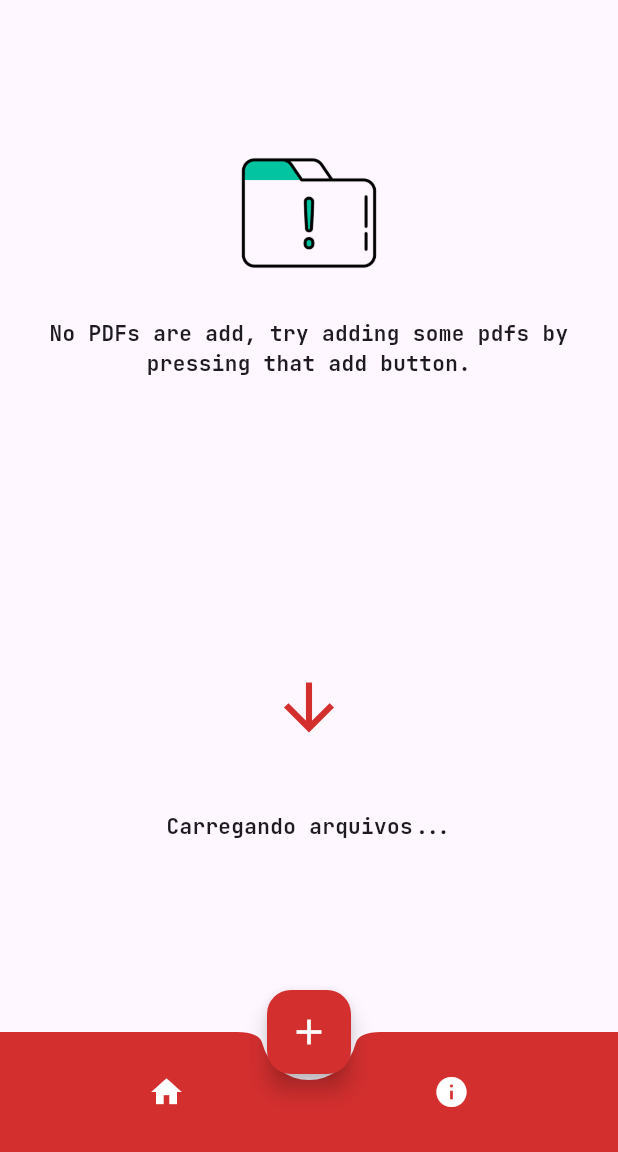
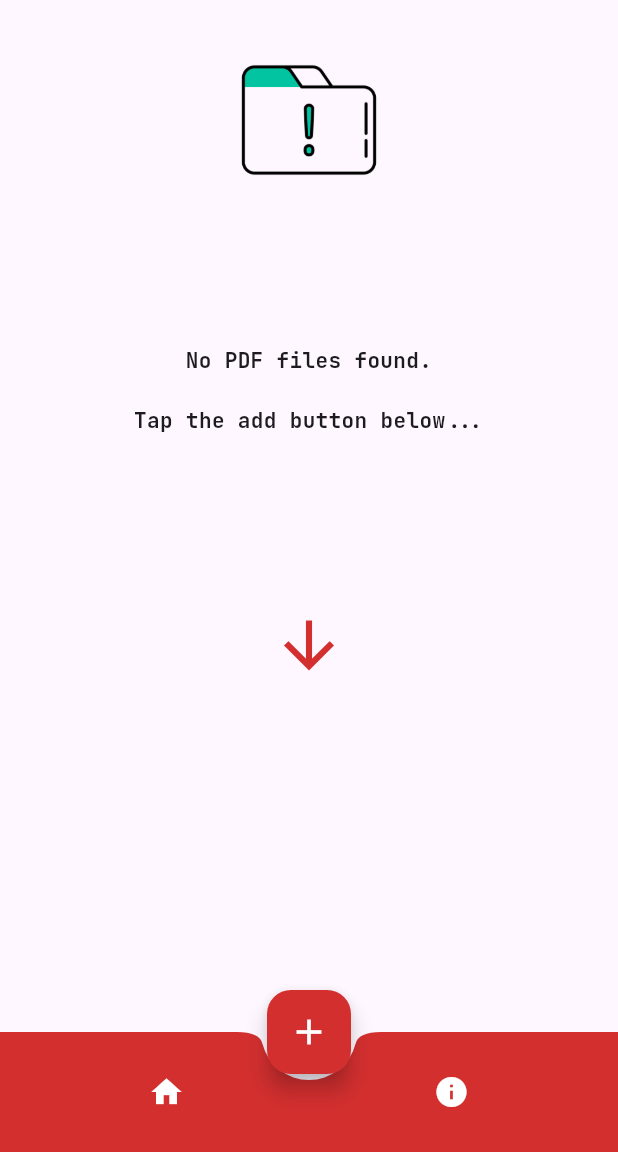
Before and after one commit to Victor-Zarzar/pdf-reader, a Flutter app: the screen it shows after launch, on a phone screen of 412 x 824 dp, the part 84-1236 px from its top. Run offline on Flutter 3.47's test engine with Material 3 defaults, Android fonts, the phone set to English and light mode, and no system bars; our stand-ins replace easy_localization, file_picker, google_fonts; missing offline and left inert: syncfusion_flutter_pdfviewer.

Commit message:
Chore: update package and refactor homepage components

```diff
--- a/assets/translations/en-US.json
+++ b/assets/translations/en-US.json
@@ -3,7 +3,9 @@
     "open_pdf": "Open PDF",
     "icon_add": "Add PDF icon",
     "image_home": "Image of a folder with no files open.",
-    "about_home": "No PDFs are add, try adding some pdfs by pressing that add button.",
+    "about_home": "No PDF files found.",
+    "about_home_two": "Tap the add button below...",
+    "arrow_icon": "Arrow that indicates the add button below.",
     "info_home": "Home icon",
     "info_icon": "Info icon",
     "text_button": "Browse PDF File",
--- a/assets/translations/es.json
+++ b/assets/translations/es.json
@@ -3,7 +3,9 @@
     "open_pdf": "Abrir PDF",
     "icon_add": "Agregar icono de PDF",
     "image_home": "Imagen de una carpeta sin archivos abiertos.",
-    "about_home": "No se agregan archivos PDF, intente agregar algunos archivos PDF presionando el botón Agregar.",
+    "about_home": "No se encontraron archivos PDF.",
+    "about_home_two": "Toque el botón Agregar a continuación...",
+    "arrow_icon": "Flecha que indica el botón Agregar debajo.",
     "info_home": "Icono de inicio",
     "info_icon": "Ícono de información",
     "text_button": "Buscar archivo PDF",
--- a/assets/translations/pt-BR.json
+++ b/assets/translations/pt-BR.json
@@ -3,7 +3,9 @@
     "open_pdf": "Abrir PDF",
     "icon_add": "Icone adicionar PDF",
     "image_home": "Imagem de uma pasta sem nenhum arquivo aberto.",
-    "about_home": "Nenhum PDF foi adicionado, tente adicionar alguns PDFs pressionando o botão adicionar.",
+    "about_home": "Nenhum arquivo PDF encontrado.",
+    "about_home_two": "Toque no botão adicionar abaixo...",
+    "arrow_icon": "Seta que indica o botão adicionar abaixo.",
     "info_home": "Icone da página inicial",
     "info_icon": "Incone de informações",
     "text_button": "Procurar Arquivo PDF",
--- a/lib/main.dart
+++ b/lib/main.dart
@@ -32,6 +32,9 @@ class _MyAppState extends State<MyApp> {
   @override
   Widget build(BuildContext context) {
     return MaterialApp(
+      theme: ThemeData(
+        useMaterial3: true,
+      ),
       debugShowCheckedModeBanner: false,
       title: "PDF Reader",
       localizationsDelegates: context.localizationDelegates,
--- a/lib/pages/HomePage/home_page.dart
+++ b/lib/pages/HomePage/home_page.dart
@@ -26,13 +26,11 @@ class _HomePageState extends State<HomePage>
     super.initState();
     _loadDownloadPath();
 
-    // Inicializando o AnimationController
     _controller = AnimationController(
       duration: const Duration(seconds: 2),
       vsync: this,
     )..repeat(reverse: true);
 
-    // Definindo a animação de mover a seta de cima para baixo
     _animation = Tween<Offset>(
       begin: const Offset(0, -0.5),
       end: const Offset(0, 0.1),
@@ -161,48 +159,12 @@ class _HomePageState extends State<HomePage>
           ],
         ),
       ),
-      body: downloadPath == null
-          ? Column(
+      body: SingleChildScrollView(
+        child: Padding(
+          padding: const EdgeInsets.all(30.0),
+          child: Column(
             children: [
-                Expanded(
-                  child: Center(
-                    child: Column(
-                      mainAxisAlignment: MainAxisAlignment.center,
-                      children: [
-                        // Animação da seta
-                        AnimatedBuilder(
-                          animation: _animation,
-                          builder: (context, child) {
-                            return SlideTransition(
-                              position: _animation,
-                              child: Icon(
-                                Icons.arrow_downward,
-                                size: 50,
-                                color: Colors.red.shade700,
-                              ),
-                            );
-                          },
-                        ),
-                        const SizedBox(height: 20),
-                        Text(
-                          'Selecione um arquivo PDF abaixo',
-                          style: GoogleFonts.jetBrainsMono(
-                            textStyle: const TextStyle(
-                              fontSize: 14,
-                              fontWeight: FontWeight.bold,
-                            ),
-                          ),
-                        ),
-                      ],
-                    ),
-                  ),
-                ),
-              ],
-            )
-          : Column(
-              children: [
-                Expanded(
-                  child: Center(
+              Center(
                 child: Column(
                   mainAxisAlignment: MainAxisAlignment.center,
                   children: [
@@ -211,9 +173,8 @@ class _HomePageState extends State<HomePage>
                       height: 100,
                       semanticLabel: 'image_home'.tr(),
                     ),
-                        const SizedBox(height: 20),
-                        Center(
-                          child: Text(
+                    const SizedBox(height: 100),
+                    Text(
                       'about_home'.tr(),
                       style: GoogleFonts.jetBrainsMono(
                         textStyle: const TextStyle(
@@ -223,36 +184,12 @@ class _HomePageState extends State<HomePage>
                       ),
                       textAlign: TextAlign.center,
                     ),
-                        ),
                   ],
                 ),
               ),
-                ),
-                Expanded(
-                  child: FutureBuilder<List<FileSystemEntity>>(
-                    future: Directory(downloadPath!).list().toList(),
-                    builder: (context, snapshot) {
-                      if (!snapshot.hasData) {
-                        return Column(
-                          mainAxisAlignment: MainAxisAlignment.center,
-                          children: [
-                            // Animação da seta para o estado carregando
-                            AnimatedBuilder(
-                              animation: _animation,
-                              builder: (context, child) {
-                                return SlideTransition(
-                                  position: _animation,
-                                  child: Icon(
-                                    Icons.arrow_downward,
-                                    size: 50,
-                                    color: Colors.red.shade700,
-                                  ),
-                                );
-                              },
-                            ),
               const SizedBox(height: 20),
               Text(
-                              'Carregando arquivos...',
+                'about_home_two'.tr(),
                 style: GoogleFonts.jetBrainsMono(
                   textStyle: const TextStyle(
                     fontSize: 14,
@@ -260,8 +197,44 @@ class _HomePageState extends State<HomePage>
                   ),
                 ),
               ),
-                          ],
+              const SizedBox(height: 100),
+              Padding(
+                padding: const EdgeInsets.all(40.0),
+                child: AnimatedBuilder(
+                  animation: _animation,
+                  builder: (context, child) {
+                    return SlideTransition(
+                      position: _animation,
+                      child: Icon(
+                        Icons.arrow_downward,
+                        semanticLabel: 'arrow_icon'.tr(),
+                        size: 50,
+                        color: Colors.red.shade700,
+                      ),
                     );
+                  },
+                ),
+              ),
+              downloadPath == null
+                  ? Center(
+                      child: CircularProgressIndicator(
+                        color: Colors.red.shade700,
+                      ),
+                    )
+                  : FutureBuilder<List<FileSystemEntity>>(
+                      future: Directory(downloadPath!).list().toList(),
+                      builder: (context, snapshot) {
+                        if (snapshot.connectionState ==
+                            ConnectionState.waiting) {
+                          return Center(
+                            child: CircularProgressIndicator(
+                              color: Colors.red.shade700,
+                            ),
+                          );
+                        }
+
+                        if (!snapshot.hasData || snapshot.data!.isEmpty) {
+                          return const SizedBox();
                         }
 
                         var files = snapshot.data!
@@ -269,10 +242,14 @@ class _HomePageState extends State<HomePage>
                             .toList();
 
                         return ListView.builder(
+                          shrinkWrap: true,
+                          physics: const NeverScrollableScrollPhysics(),
                           itemCount: files.length,
                           itemBuilder: (context, index) {
                             return ListTile(
-                            title: Text(files[index].path.split('/').last),
+                              title: Text(
+                                files[index].path.split('/').last,
+                              ),
                               onTap: () {
                                 Navigator.push(
                                   context,
@@ -288,8 +265,9 @@ class _HomePageState extends State<HomePage>
                         );
                       },
                     ),
+            ],
           ),
-              ],
+        ),
       ),
     );
   }
--- a/pubspec.yaml
+++ b/pubspec.yaml
@@ -36,6 +36,7 @@ dependency_overrides:
   test_api: ^0.7.3
   win32_registry: ^1.1.5
   meta: ^1.16.0
+  permission_handler_platform_interface: ^4.2.3
 
 flutter:
 
```
Also changed, not shown: pubspec.lock. Lines whose indentation alone changed are shown as unchanged.
